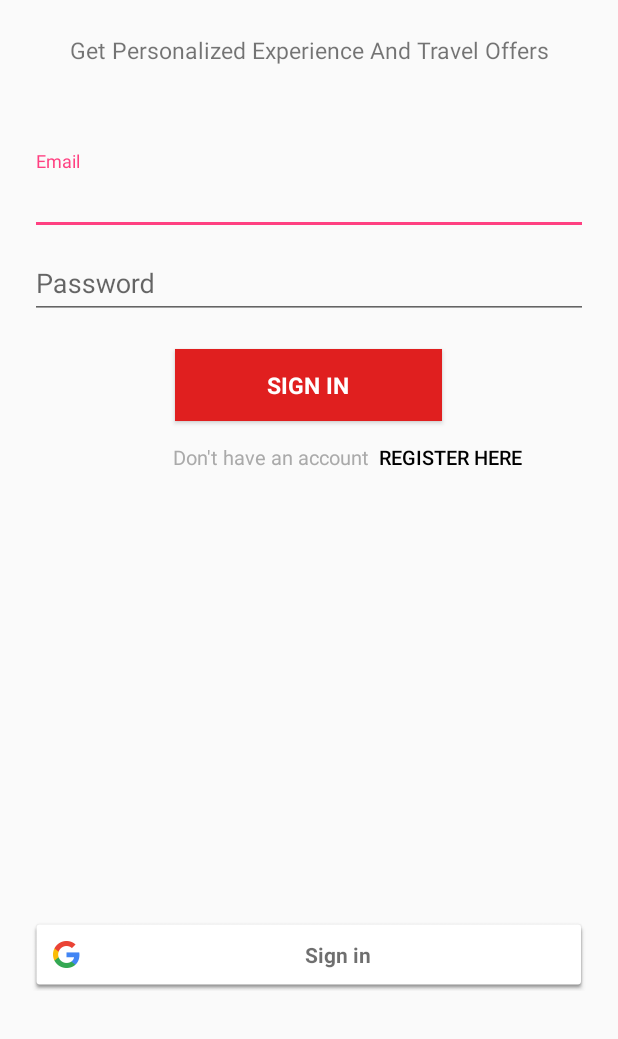
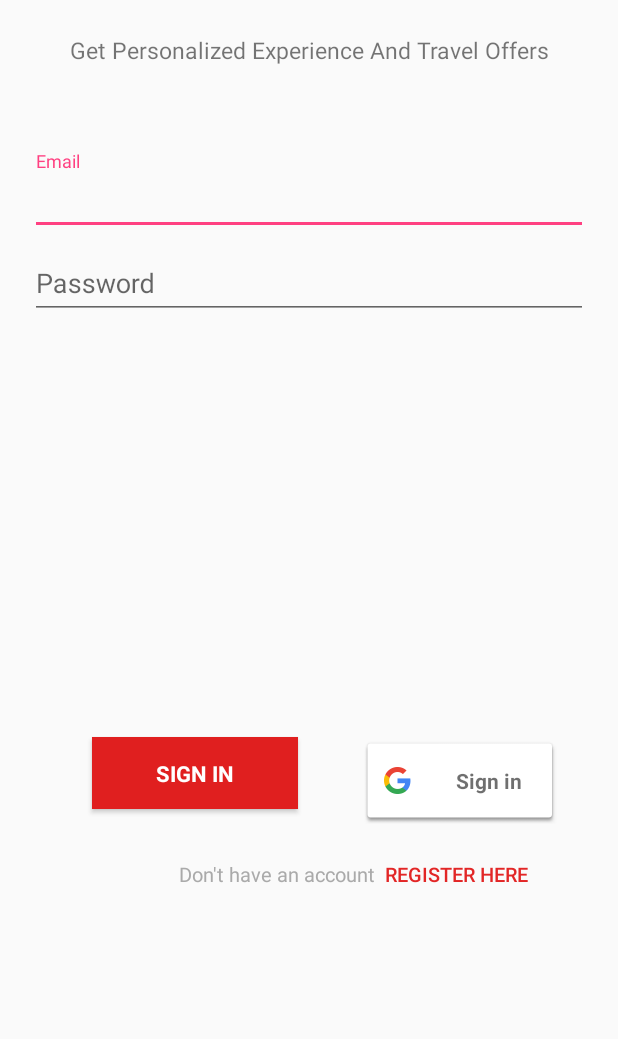
Before and after one commit to Shweta1695/mmttest, an Android app: the screen it shows after launch (LogIn), on a phone screen of 412 x 824 dp, the part 197-1236 px from its top. Run offline under Robolectric (Android 15) with nearby library versions, the phone set to English and light mode, and no system bars; our stand-ins replace Volley; pictures from the network do not load.

```diff
--- a/app/build.gradle
+++ b/app/build.gradle
@@ -25,6 +25,8 @@ dependencies {
     implementation 'com.android.support:design:27.1.1'
     implementation 'com.github.bumptech.glide:glide:3.7.0'
     implementation 'com.google.android.gms:play-services-auth:15.0.1'
+    implementation 'com.android.volley:volley:1.1.1'
+    implementation 'com.google.code.gson:gson:2.4'
     testImplementation 'junit:junit:4.12'
     androidTestImplementation 'com.android.support.test:runner:1.0.2'
     androidTestImplementation 'com.android.support.test.espresso:espresso-core:3.0.2'
--- a/app/src/main/AndroidManifest.xml
+++ b/app/src/main/AndroidManifest.xml
@@ -26,7 +26,8 @@
         </activity>
         <activity android:name=".MainActivity" />
         <activity android:name=".LogIn" />
-        <activity android:name=".SignUp"></activity>
+        <activity android:name=".SignUp" />
+        <activity android:name=".Offers"></activity>
     </application>
 
 </manifest>
--- a/app/src/main/java/com/example/shwetatripathi/mmt/LogIn.java
+++ b/app/src/main/java/com/example/shwetatripathi/mmt/LogIn.java
@@ -4,12 +4,21 @@ import android.content.Intent;
 import android.support.annotation.NonNull;
 import android.support.v7.app.AppCompatActivity;
 import android.os.Bundle;
+import android.util.Log;
 import android.view.View;
 import android.widget.Button;
 import android.widget.LinearLayout;
 import android.widget.TextView;
 import android.widget.Toast;
 
+import com.android.volley.AuthFailureError;
+import com.android.volley.Request;
+import com.android.volley.RequestQueue;
+import com.android.volley.Response;
+import com.android.volley.VolleyError;
+import com.android.volley.toolbox.JsonObjectRequest;
+import com.android.volley.toolbox.StringRequest;
+import com.android.volley.toolbox.Volley;
 import com.bumptech.glide.Glide;
 import com.google.android.gms.auth.api.Auth;
 import com.google.android.gms.auth.api.signin.GoogleSignInAccount;
@@ -19,29 +28,47 @@ import com.google.android.gms.common.ConnectionResult;
 import com.google.android.gms.common.SignInButton;
 import com.google.android.gms.common.api.GoogleApiClient;
 
+import org.json.JSONObject;
+
+import java.util.HashMap;
+import java.util.Map;
+
 public class LogIn extends AppCompatActivity implements View.OnClickListener,GoogleApiClient.OnConnectionFailedListener {
 
-    private Button bsignup;
+    private Button bsignup,email_sign_in_button;
     //private Button SignOut;
     private SignInButton SignIn;
-    private TextView Name,Email;
+    private TextView password,Email;
+    Intent intent;
+    String emailvalidate;
+    String emailPattern = "[a-zA-Z0-9._-]+@[a-z]+\\.+[a-z]+";
+    String PASSWORD_PATTERN = "^(?=.*[0-9])(?=.*[A-Z])(?=.*[@#$%^&+=!])(?=\\S+$).{4,}$";
+    String passwordvalidate;
     private GoogleApiClient googleApiClient;
     private static final int REQ_CODE=9001;
+    private static final String REGISTER_URL = "http://54.242.83.222:8080/MakeMyTrip/mmt/authentication/login";
+
+
+
 
     @Override
     protected void onCreate(Bundle savedInstanceState) {
         super.onCreate(savedInstanceState);
         setContentView(R.layout.activity_log_in);
 
+        Email=findViewById(R.id.email);
+        password=findViewById(R.id.password);
         bsignup=findViewById(R.id.button_signup);
+        SignIn=findViewById(R.id.button_google_login);
+        email_sign_in_button=findViewById(R.id.email_sign_in_button);
 
-        SignIn=findViewById(R.id.button_google_login);
         SignIn.setOnClickListener(this);
+
+
         GoogleSignInOptions signInOptions=new GoogleSignInOptions.Builder(GoogleSignInOptions.DEFAULT_SIGN_IN).requestEmail().build();
         googleApiClient=new GoogleApiClient.Builder(this).enableAutoManage(this,this).addApi(Auth.GOOGLE_SIGN_IN_API,signInOptions).build();
 
-
-
+        //Register Button
         bsignup.setOnClickListener(new View.OnClickListener() {
             @Override
             public void onClick(View v) {
@@ -51,8 +78,82 @@ public class LogIn extends AppCompatActivity implements View.OnClickListener,Goo
             }
         });
 
+        //Validation
+        emailvalidate = Email.getText().toString();
+        passwordvalidate = password.getText().toString();
 
-    }
+       /* if (Email.getText().toString().length() == 0)//e-mail not empty
+            Email.setError("email id required");
+        else if (!emailvalidate.matches(emailPattern))//invalid email
+            Email.setError("invalid email");
+        else if (password.getText().toString().length() == 0)//password not empty
+            password.setError("password required");
+        else if (!passwordvalidate.matches(PASSWORD_PATTERN))
+            password.setError("password must require 1 special character,1 number,1 capital letter,and must contain letter more than or equal to 4");
+           */
+        email_sign_in_button.setOnClickListener(new View.OnClickListener() {
+            @Override
+            public void onClick(View v) {
+                //post request
+
+
+                Map<String, String> params = new HashMap();
+                params.put("username", Email.getText().toString());
+                params.put("password", password.getText().toString());
+
+
+                JSONObject parameters = new JSONObject(params);
+
+
+                JsonObjectRequest jsonRequest = new JsonObjectRequest(Request.Method.POST, REGISTER_URL, parameters, new Response.Listener<JSONObject>() {
+
+                    @Override
+                    public void onResponse(JSONObject response) {
+                        Toast.makeText(LogIn.this, "Success", Toast.LENGTH_LONG).show();
+                    }
+
+                }, new Response.ErrorListener() {
+                    @Override
+                    public void onErrorResponse(VolleyError error) {
+                        Toast.makeText(LogIn.this, "shweta error", Toast.LENGTH_LONG).show();
+                        intent = new Intent(LogIn.this, SignUp.class);
+                        startActivity(intent);
+                        finish();
+                    }
+                }) {
+
+
+                    @Override
+                    public Map<String, String> getHeaders() throws AuthFailureError {
+                        HashMap<String, String> headers = new HashMap<String, String>();
+                        headers.put("Content-Type", "application/json; charset=utf-8");
+                        return headers;
+                    }
+
+                };
+
+                // Adding request to request queue
+
+                Volley.newRequestQueue(LogIn.this).add(jsonRequest);
+                Log.d("Json result","value--"+parameters.toString());
+                //  Log.d("Json result","Request---"+jsonObjReq.toString());
+
+                intent = new Intent(LogIn.this, Offers.class);
+                startActivity(intent);
+                finish();
+
+
+        }
+
+                    });
+
+
+
+
+
+
+        }
+
 
     @Override
     public void onClick(View v) {
--- a/app/src/main/res/layout/activity_log_in.xml
+++ b/app/src/main/res/layout/activity_log_in.xml
@@ -4,7 +4,6 @@
     xmlns:tools="http://schemas.android.com/tools"
     android:layout_width="match_parent"
     android:layout_height="match_parent"
-
     android:layout_margin="20dp"
     android:orientation="vertical"
     tools:context=".LogIn">
@@ -103,18 +102,19 @@
     <Button
         android:id="@+id/email_sign_in_button"
         style="?android:textAppearanceSmall"
-        android:layout_width="178dp"
+        android:layout_width="137dp"
         android:layout_height="wrap_content"
-        android:layout_below="@+id/pasword_text"
-        android:layout_centerHorizontal="true"
-        android:layout_marginTop="20dp"
+        android:layout_alignParentBottom="true"
+        android:layout_alignStart="@+id/mmt_img"
+        android:layout_marginBottom="133dp"
         android:background="#e01f1f"
         android:shadowColor="@android:color/darker_gray"
         android:shadowDx="50"
         android:shadowDy="30"
         android:text="sign in"
+        android:textAlignment="center"
         android:textColor="@android:color/white"
-        android:textSize="15sp"
+        android:textSize="14.5sp"
         android:textStyle="bold"
         tools:ignore="MissingConstraints,NotSibling,UnknownId"
         tools:layout_editor_absoluteX="0dp"
@@ -123,7 +123,7 @@
     <TextView
         android:id="@+id/Donot"
         android:layout_width="wrap_content"
-        android:layout_height="wrap_content"
+        android:layout_height="26dp"
         android:layout_alignBaseline="@+id/button_signup"
         android:layout_toStartOf="@+id/button_signup"
         android:text="Don't have an account  "
@@ -135,22 +135,25 @@
         android:id="@+id/button_signup"
         android:layout_width="wrap_content"
         android:layout_height="wrap_content"
+        android:layout_alignParentBottom="true"
+
         android:layout_alignParentEnd="true"
-        android:layout_below="@+id/email_sign_in_button"
-        android:layout_marginEnd="44dp"
-
+        android:layout_marginBottom="66dp"
+        android:layout_marginEnd="40dp"
         android:background="@android:color/transparent"
         android:text="Register here"
-        android:textColor="@android:color/black"
+        android:textColor="#e22626"
         android:textSize="13sp" />
 
     <com.google.android.gms.common.SignInButton
         android:id="@+id/button_google_login"
-        android:layout_width="match_parent"
-        android:layout_height="wrap_content"
-        android:layout_alignParentBottom="true"
-        android:layout_centerHorizontal="true"
-        android:layout_marginBottom="12dp">
+        android:layout_width="132dp"
+        android:layout_height="58dp"
+        android:layout_alignParentEnd="true"
+
+        android:layout_alignTop="@+id/email_sign_in_button"
+        android:layout_marginEnd="19dp"
+        android:layout_marginTop="0dp">
 
     </com.google.android.gms.common.SignInButton>
 
--- a/app/src/main/res/values/colors.xml
+++ b/app/src/main/res/values/colors.xml
@@ -1,6 +1,6 @@
 <?xml version="1.0" encoding="utf-8"?>
 <resources>
     <color name="colorPrimary">#3F51B5</color>
-    <color name="colorPrimaryDark">#fffefe</color>
+    <color name="colorPrimaryDark">#59b41d1d</color>
     <color name="colorAccent">#FF4081</color>
 </resources>
```
Also changed, not shown: app/src/main/java/com/example/shwetatripathi/mmt/Offers.java (added, +13 -0 lines), app/src/main/java/com/example/shwetatripathi/mmt/SignUp.java (+220 -1 lines), app/src/main/res/layout/activity_offers.xml (added, +16 -0 lines), app/src/main/res/layout/activity_sign_up.xml (+7 -6 lines).
